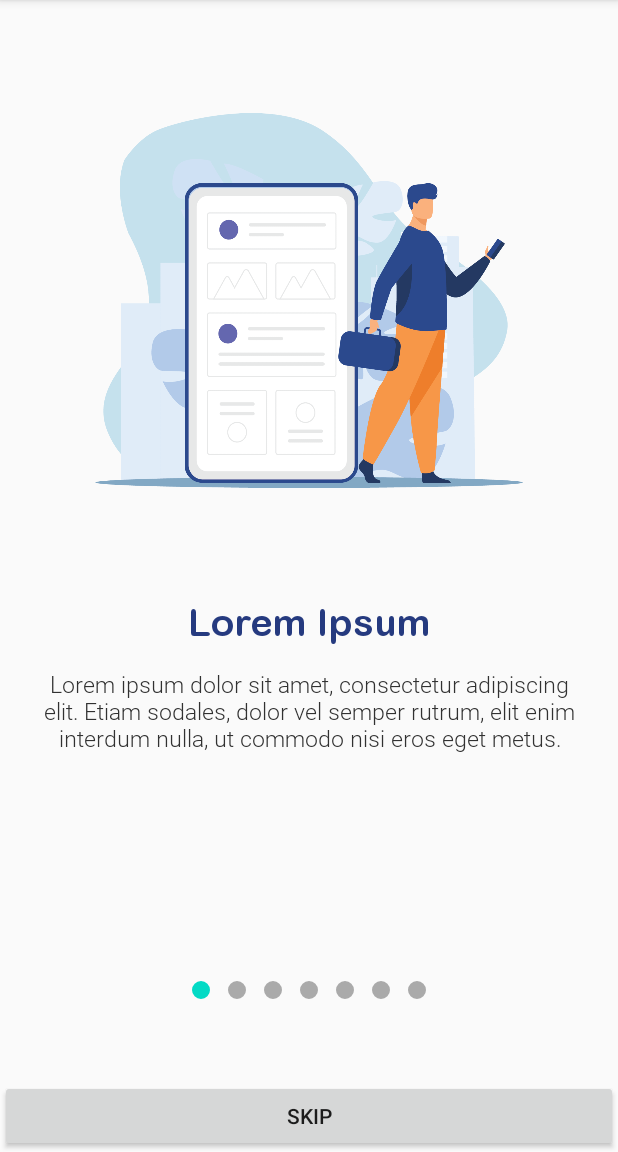
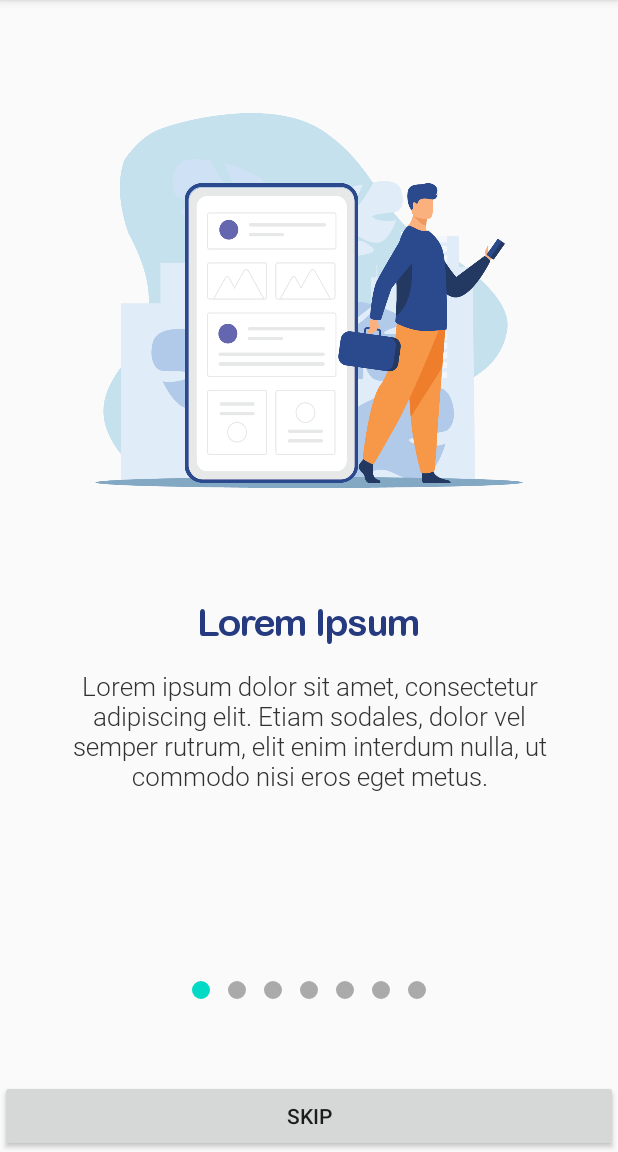
Before and after one commit to ShahzaibWaseem/viewPager-Android, an Android app: the screen it shows after launch (DemoViewPagerActivity), on a phone screen of 412 x 824 dp, the part 84-1236 px from its top. Run offline under Robolectric (Android 15) with nearby library versions, the phone set to English and light mode, and no system bars.

Commit message:
textBody size increased and added letter spacing (-0.05) in textTitle

```diff
--- a/app/src/main/res/layout/tab_1.xml
+++ b/app/src/main/res/layout/tab_1.xml
@@ -50,6 +50,7 @@
         android:id="@+id/text"
         android:layout_width="wrap_content"
         android:layout_height="wrap_content"
+        android:paddingHorizontal="40dp"
         app:layout_constraintTop_toBottomOf="@+id/images"
         app:layout_constraintStart_toStartOf="parent"
         app:layout_constraintEnd_toEndOf="parent">
@@ -59,8 +60,8 @@
             android:layout_width="match_parent"
             android:layout_height="wrap_content"
             android:text="@string/tab1_title"
-            android:paddingHorizontal="20dp"
             android:fontFamily="@font/arial_rounded_mt"
+            android:letterSpacing="-0.05"
             android:gravity="center"
             android:textSize="25sp"
             android:textColor="#253A7F"
@@ -74,10 +75,9 @@
             android:layout_height="wrap_content"
             android:text="@string/tab1_text"
             android:layout_marginTop="15dp"
-            android:paddingHorizontal="20dp"
             android:fontFamily="@font/roboto_light"
             android:gravity="center"
-            android:textSize="15sp"
+            android:textSize="17sp"
             android:textColor="#313131"
             app:layout_constraintTop_toBottomOf="@+id/textTitle"
             app:layout_constraintStart_toStartOf="parent"
--- a/app/src/main/res/layout/tab_2.xml
+++ b/app/src/main/res/layout/tab_2.xml
@@ -49,6 +49,7 @@
         android:id="@+id/text"
         android:layout_width="wrap_content"
         android:layout_height="wrap_content"
+        android:paddingHorizontal="40dp"
         app:layout_constraintTop_toBottomOf="@+id/images"
         app:layout_constraintStart_toStartOf="parent"
         app:layout_constraintEnd_toEndOf="parent">
@@ -58,8 +59,8 @@
             android:layout_width="match_parent"
             android:layout_height="wrap_content"
             android:text="@string/tab2_title"
-            android:paddingHorizontal="20dp"
             android:fontFamily="@font/arial_rounded_mt"
+            android:letterSpacing="-0.05"
             android:gravity="center"
             android:textSize="25sp"
             android:textColor="#253A7F"
@@ -73,10 +74,9 @@
             android:layout_height="wrap_content"
             android:text="@string/tab2_text"
             android:layout_marginTop="15dp"
-            android:paddingHorizontal="20dp"
             android:fontFamily="@font/roboto_light"
             android:gravity="center"
-            android:textSize="15sp"
+            android:textSize="17sp"
             android:textColor="#313131"
             app:layout_constraintTop_toBottomOf="@+id/textTitle"
             app:layout_constraintStart_toStartOf="parent"
--- a/app/src/main/res/layout/tab_3.xml
+++ b/app/src/main/res/layout/tab_3.xml
@@ -57,6 +57,7 @@
         android:id="@+id/text"
         android:layout_width="wrap_content"
         android:layout_height="wrap_content"
+        android:paddingHorizontal="40dp"
         app:layout_constraintTop_toBottomOf="@+id/images"
         app:layout_constraintStart_toStartOf="parent"
         app:layout_constraintEnd_toEndOf="parent">
@@ -66,8 +67,8 @@
             android:layout_width="match_parent"
             android:layout_height="wrap_content"
             android:text="@string/tab3_title"
-            android:paddingHorizontal="20dp"
             android:fontFamily="@font/arial_rounded_mt"
+            android:letterSpacing="-0.05"
             android:gravity="center"
             android:textSize="25sp"
             android:textColor="#253A7F"
@@ -81,10 +82,9 @@
             android:layout_height="wrap_content"
             android:text="@string/tab3_text"
             android:layout_marginTop="15dp"
-            android:paddingHorizontal="20dp"
             android:fontFamily="@font/roboto_light"
             android:gravity="center"
-            android:textSize="15sp"
+            android:textSize="17sp"
             android:textColor="#313131"
             app:layout_constraintTop_toBottomOf="@+id/textTitle"
             app:layout_constraintStart_toStartOf="parent"
--- a/app/src/main/res/layout/tab_4.xml
+++ b/app/src/main/res/layout/tab_4.xml
@@ -48,6 +48,7 @@
         android:id="@+id/text"
         android:layout_width="wrap_content"
         android:layout_height="wrap_content"
+        android:paddingHorizontal="40dp"
         app:layout_constraintTop_toBottomOf="@+id/images"
         app:layout_constraintStart_toStartOf="parent"
         app:layout_constraintEnd_toEndOf="parent">
@@ -57,8 +58,8 @@
             android:layout_width="match_parent"
             android:layout_height="wrap_content"
             android:text="@string/tab4_title"
-            android:paddingHorizontal="20dp"
             android:fontFamily="@font/arial_rounded_mt"
+            android:letterSpacing="-0.05"
             android:gravity="center"
             android:textSize="25sp"
             android:textColor="#253A7F"
@@ -72,10 +73,9 @@
             android:layout_height="wrap_content"
             android:text="@string/tab4_text"
             android:layout_marginTop="15dp"
-            android:paddingHorizontal="20dp"
             android:fontFamily="@font/roboto_light"
             android:gravity="center"
-            android:textSize="15sp"
+            android:textSize="17sp"
             android:textColor="#313131"
             app:layout_constraintTop_toBottomOf="@+id/textTitle"
             app:layout_constraintStart_toStartOf="parent"
--- a/app/src/main/res/layout/tab_5.xml
+++ b/app/src/main/res/layout/tab_5.xml
@@ -48,6 +48,7 @@
         android:id="@+id/text"
         android:layout_width="wrap_content"
         android:layout_height="wrap_content"
+        android:paddingHorizontal="40dp"
         app:layout_constraintTop_toBottomOf="@+id/images"
         app:layout_constraintStart_toStartOf="parent"
         app:layout_constraintEnd_toEndOf="parent">
@@ -57,8 +58,8 @@
             android:layout_width="match_parent"
             android:layout_height="wrap_content"
             android:text="@string/tab5_title"
-            android:paddingHorizontal="20dp"
             android:fontFamily="@font/arial_rounded_mt"
+            android:letterSpacing="-0.05"
             android:gravity="center"
             android:textSize="25sp"
             android:textColor="#253A7F"
@@ -72,10 +73,9 @@
             android:layout_height="wrap_content"
             android:text="@string/tab5_text"
             android:layout_marginTop="15dp"
-            android:paddingHorizontal="20dp"
             android:fontFamily="@font/roboto_light"
             android:gravity="center"
-            android:textSize="15sp"
+            android:textSize="17sp"
             android:textColor="#313131"
             app:layout_constraintTop_toBottomOf="@+id/textTitle"
             app:layout_constraintStart_toStartOf="parent"
--- a/app/src/main/res/layout/tab_6.xml
+++ b/app/src/main/res/layout/tab_6.xml
@@ -48,6 +48,7 @@
         android:id="@+id/text"
         android:layout_width="wrap_content"
         android:layout_height="wrap_content"
+        android:paddingHorizontal="40dp"
         app:layout_constraintTop_toBottomOf="@+id/images"
         app:layout_constraintStart_toStartOf="parent"
         app:layout_constraintEnd_toEndOf="parent">
@@ -57,8 +58,8 @@
             android:layout_width="match_parent"
             android:layout_height="wrap_content"
             android:text="@string/tab6_title"
-            android:paddingHorizontal="20dp"
             android:fontFamily="@font/arial_rounded_mt"
+            android:letterSpacing="-0.05"
             android:gravity="center"
             android:textSize="25sp"
             android:textColor="#253A7F"
@@ -72,10 +73,9 @@
             android:layout_height="wrap_content"
             android:text="@string/tab6_text"
             android:layout_marginTop="15dp"
-            android:paddingHorizontal="20dp"
             android:fontFamily="@font/roboto_light"
             android:gravity="center"
-            android:textSize="15sp"
+            android:textSize="17sp"
             android:textColor="#313131"
             app:layout_constraintTop_toBottomOf="@+id/textTitle"
             app:layout_constraintStart_toStartOf="parent"
--- a/app/src/main/res/layout/tab_7.xml
+++ b/app/src/main/res/layout/tab_7.xml
@@ -48,6 +48,7 @@
         android:id="@+id/text"
         android:layout_width="wrap_content"
         android:layout_height="wrap_content"
+        android:paddingHorizontal="40dp"
         app:layout_constraintTop_toBottomOf="@+id/images"
         app:layout_constraintStart_toStartOf="parent"
         app:layout_constraintEnd_toEndOf="parent">
@@ -57,8 +58,8 @@
             android:layout_width="match_parent"
             android:layout_height="wrap_content"
             android:text="@string/tab7_title"
-            android:paddingHorizontal="20dp"
             android:fontFamily="@font/arial_rounded_mt"
+            android:letterSpacing="-0.05"
             android:gravity="center"
             android:textSize="25sp"
             android:textColor="#253A7F"
@@ -72,10 +73,9 @@
             android:layout_height="wrap_content"
             android:text="@string/tab7_text"
             android:layout_marginTop="15dp"
-            android:paddingHorizontal="20dp"
             android:fontFamily="@font/roboto_light"
             android:gravity="center"
-            android:textSize="15sp"
+            android:textSize="17sp"
             android:textColor="#313131"
             app:layout_constraintTop_toBottomOf="@+id/textTitle"
             app:layout_constraintStart_toStartOf="parent"
```
